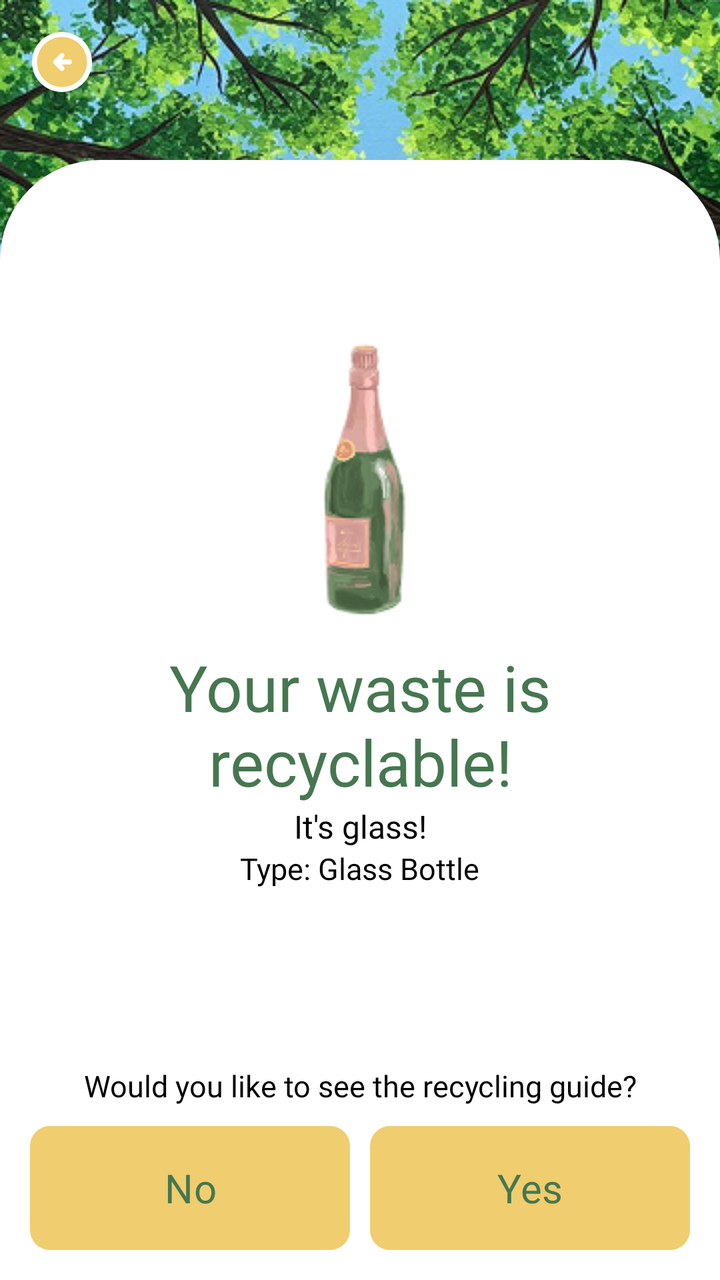
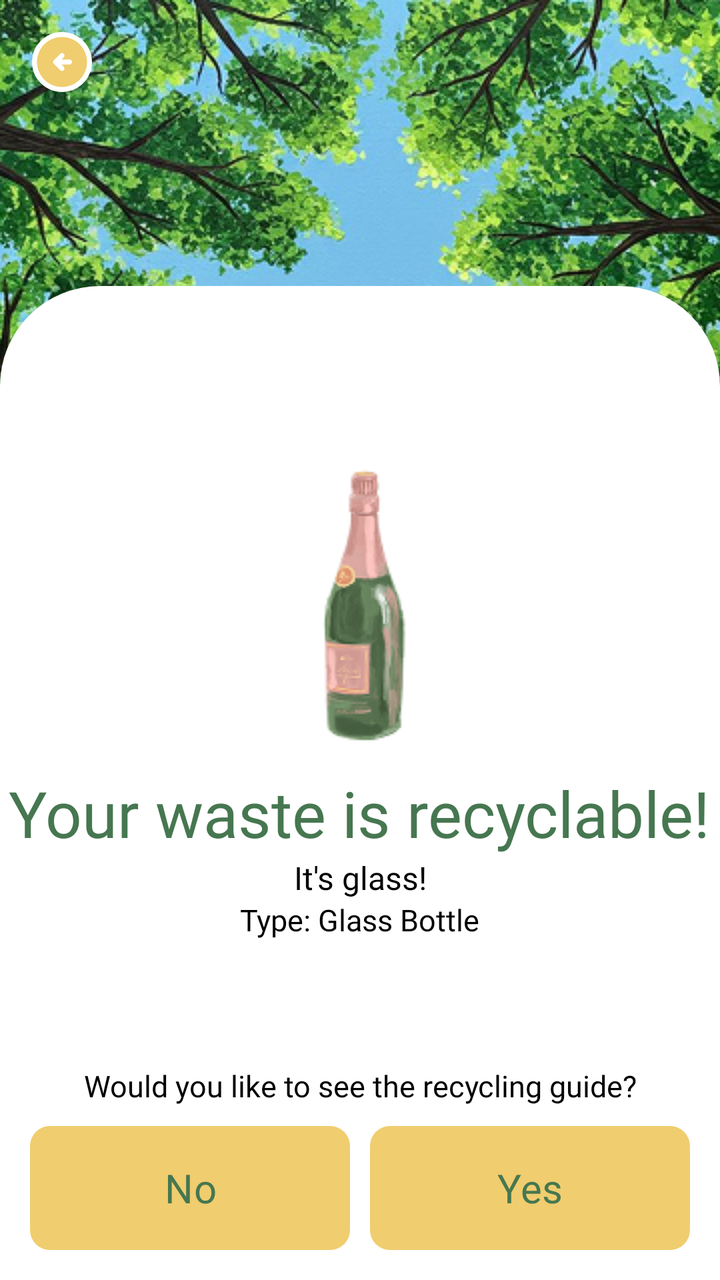

The first picture is an Android layout as it rendered before a commit; the second is the same layout after the commit. The layout source and the unified diff follow.
<!-- AndroidManifest.xml: application theme Theme.SortItJSON -->
<!-- res/layout/fragment_recyclableresult.xml -->
<?xml version="1.0" encoding="utf-8"?>
<androidx.constraintlayout.widget.ConstraintLayout
    xmlns:android="http://schemas.android.com/apk/res/android"
    xmlns:app="http://schemas.android.com/apk/res-auto"
    xmlns:tools="http://schemas.android.com/tools"
    android:layout_width="match_parent"
    android:layout_height="match_parent"
    android:background="#FFFFFF">

    <ImageView
        android:id="@+id/illustration"
        android:layout_width="match_parent"
        android:layout_height="wrap_content"
        android:src="@drawable/rec_illus"
        android:scaleType="centerCrop"
        app:layout_constraintBottom_toBottomOf="parent"
        app:layout_constraintEnd_toEndOf="parent"
        app:layout_constraintStart_toStartOf="parent"
        app:layout_constraintTop_toTopOf="parent"
        app:layout_constraintVertical_bias="0.0" />

    <ImageButton
        android:id="@+id/btnTopLeft"
        android:layout_width="wrap_content"
        android:layout_height="wrap_content"
        android:background="@android:color/transparent"
        android:src="@drawable/button_yellow_backward"
        android:contentDescription="Back"
        android:padding="8dp"
        app:layout_constraintTop_toTopOf="parent"
        app:layout_constraintStart_toStartOf="parent"
        android:layout_margin="8dp"/>

    <LinearLayout
        android:id="@+id/whitebg"
        android:layout_width="match_parent"
        android:layout_height="560dp"
        android:background="@drawable/rectangle_bg"
        app:layout_constraintBottom_toBottomOf="parent"
        app:layout_constraintVertical_bias="1.0"
        tools:layout_editor_absoluteX="16dp"
        android:orientation="vertical"
        android:gravity="top|center_horizontal"
        android:paddingTop="50dp"
        android:paddingLeft="10dp"
        android:paddingRight="10dp">

        <LinearLayout
            android:id="@+id/resultLayout"
            android:layout_width="match_parent"
            android:layout_height="wrap_content"
            android:gravity="center_horizontal"
            android:orientation="vertical">

            <ImageView
                android:id="@+id/illust_classification"
                android:layout_width="match_parent"
                android:layout_height="wrap_content"
                android:src="@drawable/glass_illus"
                android:layout_marginTop="30dp"/>

            <TextView
                android:id="@+id/classification"
                android:layout_width="286dp"
                android:layout_height="wrap_content"
                android:layout_marginTop="10dp"
                android:fontFamily="@font/montserrat_extrabold"
                android:gravity="center"
                android:text="@string/recyclable_result"
                android:textColor="#467750"
                android:textSize="32sp" />

            <TextView
                android:id="@+id/category"
                android:layout_width="314dp"
                android:layout_height="wrap_content"
                android:fontFamily="@font/montserrat_semibold"
                android:text="@string/glass_result"
                android:textAlignment="center"
                android:textColor="@color/black"
                android:textSize="16sp" />

            <TextView
                android:id="@+id/typeText"
                android:layout_width="wrap_content"
                android:layout_height="wrap_content"
                android:fontFamily="@font/montserrat_regular"
                android:text="@string/glasstype_glassbotlle"
                android:textSize="15sp"
                android:textColor="@color/black"/>

        </LinearLayout>
    </LinearLayout>

    <LinearLayout
        android:id="@+id/bottomLayout"
        android:layout_width="match_parent"
        android:layout_height="wrap_content"
        android:orientation="vertical"
        android:padding="10dp"
        android:layout_marginTop="20dp"
        android:gravity="center_horizontal"
        app:layout_constraintBottom_toBottomOf="parent"
        app:layout_constraintStart_toStartOf="parent"
        app:layout_constraintEnd_toEndOf="parent">

        <TextView
            android:id="@+id/questionText"
            android:layout_width="wrap_content"
            android:layout_height="wrap_content"
            android:text="Would you like to see the recycling guide?"
            android:textSize="15sp"
            android:fontFamily="@font/montserrat_regular"
            android:padding="5dp"
            android:textColor="@color/black"
            android:gravity="center"/>

        
        <LinearLayout
            android:layout_width="match_parent"
            android:layout_height="wrap_content"
            android:orientation="horizontal"
            android:gravity="center">

            <Button
                android:id="@+id/buttonNo"
                android:layout_width="0dp"
                android:layout_height="62dp"
                android:layout_weight="1"
                android:layout_margin="5dp"
                android:fontFamily="@font/montserrat_extrabold"
                android:background="@drawable/result_button"
                app:backgroundTint="#F0CD6E"
                android:text="No"
                android:textAllCaps="false"
                android:textColor="#467750"
                android:textSize="20sp" />

            <Button
                android:id="@+id/buttonYes"
                android:layout_width="0dp"
                android:layout_height="62dp"
                android:layout_weight="1"
                android:layout_margin="5dp"
                android:fontFamily="@font/montserrat_extrabold"
                android:background="@drawable/result_button"
                app:backgroundTint="#F0CD6E"
                android:text="Yes"
                android:textAllCaps="false"
                android:textColor="#467750"
                android:textSize="20sp"/>

        </LinearLayout>


    </LinearLayout>

</androidx.constraintlayout.widget.ConstraintLayout>
<!-- resources referenced by this layout -->
<resources>
  <color name="black">#FF000000</color>
  <!-- drawable button_yellow_backward (drawable) -->
  <vector xmlns:android="http://schemas.android.com/apk/res/android"
      android:width="30dp"
      android:height="30dp"
      android:viewportWidth="24"
      android:viewportHeight="24">
    <path
        android:pathData="M24,12C24,18.627 18.627,24 12,24C5.373,24 0,18.627 0,12C0,5.373 5.373,0 12,0C18.627,0 24,5.373 24,12Z"
        android:fillColor="#ffffff"/>
    <path
        android:pathData="M11.8,13H15C15.283,13 15.521,12.904 15.712,12.712C15.904,12.521 16,12.283 16,12C16,11.717 15.904,11.479 15.712,11.288C15.521,11.096 15.283,11 15,11H11.8L12.7,10.1C12.883,9.917 12.975,9.683 12.975,9.4C12.975,9.117 12.883,8.883 12.7,8.7C12.517,8.517 12.283,8.425 12,8.425C11.717,8.425 11.483,8.517 11.3,8.7L8.7,11.3C8.5,11.5 8.4,11.733 8.4,12C8.4,12.267 8.5,12.5 8.7,12.7L11.3,15.3C11.483,15.483 11.717,15.575 12,15.575C12.283,15.575 12.517,15.483 12.7,15.3C12.883,15.117 12.975,14.883 12.975,14.6C12.975,14.317 12.883,14.083 12.7,13.9L11.8,13ZM12,22C10.617,22 9.317,21.737 8.1,21.212C6.883,20.688 5.825,19.975 4.925,19.075C4.025,18.175 3.313,17.117 2.787,15.9C2.263,14.683 2,13.383 2,12C2,10.617 2.263,9.317 2.787,8.1C3.313,6.883 4.025,5.825 4.925,4.925C5.825,4.025 6.883,3.313 8.1,2.787C9.317,2.263 10.617,2 12,2C13.383,2 14.683,2.263 15.9,2.787C17.117,3.313 18.175,4.025 19.075,4.925C19.975,5.825 20.688,6.883 21.212,8.1C21.737,9.317 22,10.617 22,12C22,13.383 21.737,14.683 21.212,15.9C20.688,17.117 19.975,18.175 19.075,19.075C18.175,19.975 17.117,20.688 15.9,21.212C14.683,21.737 13.383,22 12,22Z"
        android:fillColor="#F0CD6E"/>
  </vector>
  <!-- drawable glass_illus: png bitmap (drawable, 10266 bytes) -->
  <!-- drawable rec_illus: png bitmap (drawable, 330417 bytes) -->
  <!-- drawable rectangle_bg (drawable) -->
  <?xml version="1.0" encoding="utf-8"?>
  <layer-list xmlns:android="http://schemas.android.com/apk/res/android">
  
      
      <item>
          <shape android:shape="rectangle">
              <solid android:color="#FFFFFF"/>
              <corners
                  android:topLeftRadius="50dp"
                  android:topRightRadius="50dp"
                  android:bottomLeftRadius="0dp"
                  android:bottomRightRadius="0dp"/>
          </shape>
      </item>
  
  </layer-list>
  <!-- drawable result_button (drawable) -->
  <shape xmlns:android="http://schemas.android.com/apk/res/android"
      android:shape="rectangle">
  
      
      <solid android:color="#467750"/>
  
      
      <corners android:radius="10dp"/>
  
  </shape>
  <string name="glass_result">It\'s glass!</string>
  <string name="glasstype_glassbotlle">Type: Glass Bottle</string>
  <string name="recyclable_result">Your waste is recyclable!</string>
  <style name="Theme.SortItJSON" parent="Base.Theme.SortItJSON" />
  <style name="Base.Theme.SortItJSON" parent="Theme.Material3.DayNight.NoActionBar">
          
          <item name="colorPrimary">@color/darkgreen</item>
      </style>
  <color name="darkgreen">#467750</color>
</resources>

<!-- the commit's change to res/layout/fragment_recyclableresult.xml (unified diff, before → after) -->
@@ -34,7 +34,7 @@
     <LinearLayout
         android:id="@+id/whitebg"
         android:layout_width="match_parent"
-        android:layout_height="560dp"
+        android:layout_height="wrap_content"
         android:background="@drawable/rectangle_bg"
         app:layout_constraintBottom_toBottomOf="parent"
         app:layout_constraintVertical_bias="1.0"
@@ -42,8 +42,7 @@
         android:orientation="vertical"
         android:gravity="top|center_horizontal"
         android:paddingTop="50dp"
-        android:paddingLeft="10dp"
-        android:paddingRight="10dp">
+        android:paddingBottom="170dp">
 
         <LinearLayout
             android:id="@+id/resultLayout"
@@ -61,7 +60,7 @@
 
             <TextView
                 android:id="@+id/classification"
-                android:layout_width="286dp"
+                android:layout_width="wrap_content"
                 android:layout_height="wrap_content"
                 android:layout_marginTop="10dp"
                 android:fontFamily="@font/montserrat_extrabold"
@@ -72,7 +71,7 @@
 
             <TextView
                 android:id="@+id/category"
-                android:layout_width="314dp"
+                android:layout_width="wrap_content"
                 android:layout_height="wrap_content"
                 android:fontFamily="@font/montserrat_semibold"
                 android:text="@string/glass_result"
